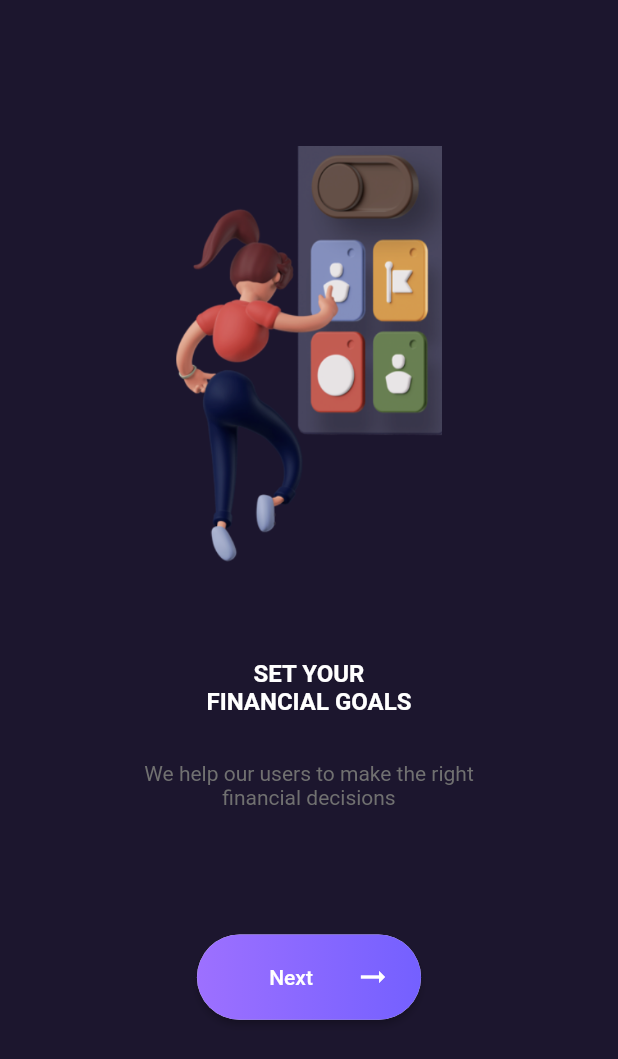
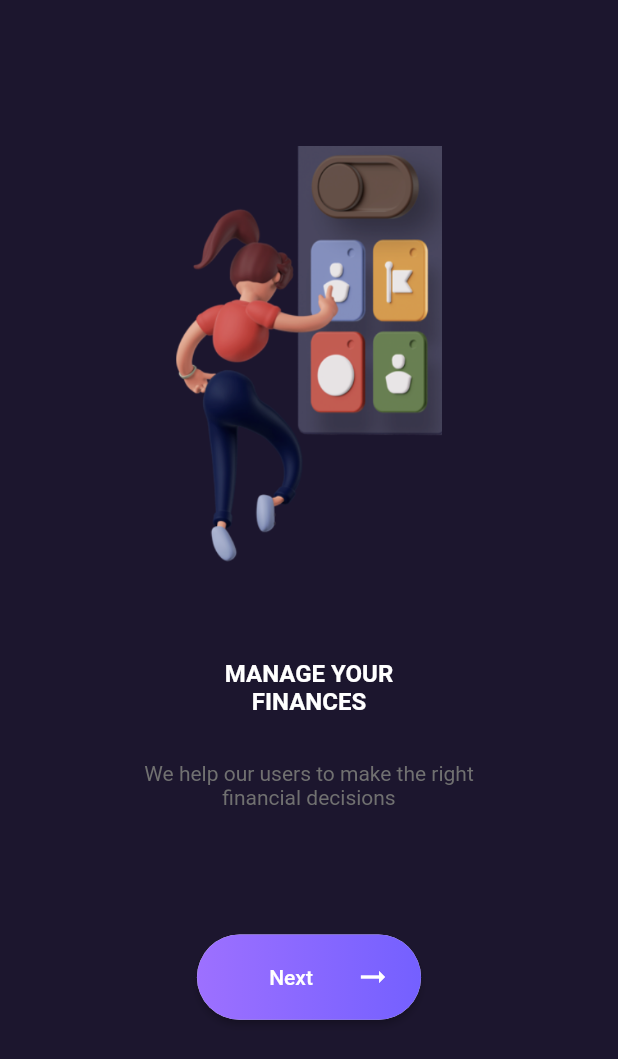
Before and after one commit to isnihal/Ocean-Bank, a Flutter app: the screen it shows after launch, after a tap on "Get Started", after a tap on "Next", on a phone screen of 412 x 824 dp. Shown: the top 1059 px of the screen. Run offline on Flutter 3.47's test engine with Material 2 defaults, Android fonts, the phone set to English and light mode, and no system bars; our stand-ins replace flutter_screenutil.

Commit message:
All intro pages complete

```diff
--- a/lib/screens/intro_page.dart
+++ b/lib/screens/intro_page.dart
@@ -152,9 +152,65 @@ class _IntroPageState extends State<IntroPage> {
             SizedBox(height: ScreenUtil().setHeight(96),),
             Image.asset("assets/images/intro_three.png",height: ScreenUtil().setHeight(281),width: ScreenUtil().setWidth(168),),
             SizedBox(height: ScreenUtil().setHeight(56),),
-            Text("SET YOUR\nFINANCIAL GOALS",textAlign: TextAlign.center,style: TextStyle(color: Colors.white,fontWeight: FontWeight.w600,fontSize: 16),),
+            Text("MANAGE YOUR\nFINANCES",textAlign: TextAlign.center,style: TextStyle(color: Colors.white,fontWeight: FontWeight.w600,fontSize: 16),),
             SizedBox(height: ScreenUtil().setHeight(30),),
             Text("We help our users to make the right\nfinancial decisions",textAlign: TextAlign.center,style: TextStyle(color: Color(0xFF707070),fontSize: 14),),
+            SizedBox(height: ScreenUtil().setHeight(82),),
+            Container(
+              width: ScreenUtil().setWidth(136),
+              height: ScreenUtil().setHeight(56),
+              child: RaisedButton(
+                padding: const EdgeInsets.all(0.0),
+                shape: RoundedRectangleBorder(borderRadius: BorderRadius.circular(60)),
+                onPressed: (){
+                  setState(() {
+                    currentState=STATE.FOUR;
+                  });
+                },
+                child: Expanded(
+                  child: Container(
+                    width: ScreenUtil().setWidth(136),
+                    height: ScreenUtil().setHeight(56),
+                    padding: const EdgeInsets.fromLTRB(20, 10, 20, 10),
+                    decoration: BoxDecoration(
+                      borderRadius: BorderRadius.circular(60),
+                      gradient: LinearGradient(
+                        colors: <Color>[
+                          Color(0xFF9D70FF),
+                          Color(0xFF7460FF),
+                        ],
+                      ),
+                    ),
+                    child: Row(
+                      mainAxisAlignment: MainAxisAlignment.spaceBetween,
+                      children: [
+                        SizedBox(),
+                        Text("Next",style: TextStyle(color: Colors.white),),
+                        Icon(Icons.arrow_right_alt_outlined,color: Colors.white,)
+                      ],
+                    ),
+                  ),
+                ),
+              ),
+            )
+          ],
+        ),
+      ),
+    ):
+    currentState==STATE.FOUR?Scaffold(
+      backgroundColor: Color(0xFF1C162E),
+      body: SizedBox(
+        width: double.infinity,
+        height: double.infinity,
+        child: Column(
+          crossAxisAlignment: CrossAxisAlignment.center,
+          children: [
+            SizedBox(height: ScreenUtil().setHeight(96),),
+            Image.asset("assets/images/intro_four.png",height: ScreenUtil().setHeight(281),width: ScreenUtil().setWidth(168),),
+            SizedBox(height: ScreenUtil().setHeight(56),),
+            Text("ACHIEVE FINANCIAL\nINDEPENDENCE",textAlign: TextAlign.center,style: TextStyle(color: Colors.white,fontWeight: FontWeight.w600,fontSize: 16),),
+            SizedBox(height: ScreenUtil().setHeight(30),),
+            Text("Track your progress and achievements",textAlign: TextAlign.center,style: TextStyle(color: Color(0xFF707070),fontSize: 14),),
             SizedBox(height: ScreenUtil().setHeight(82),),
             Container(
               width: ScreenUtil().setWidth(136),
--- a/pubspec.yaml
+++ b/pubspec.yaml
@@ -50,6 +50,7 @@ flutter:
     - assets/images/intro_one.png
     - assets/images/intro_two.png
     - assets/images/intro_three.png
+    - assets/images/intro_four.png
 
   # An image asset can refer to one or more resolution-specific "variants", see
   # https://flutter.dev/assets-and-images/#resolution-aware.
```
Also changed, not shown: assets/images/intro_four.png (added).
